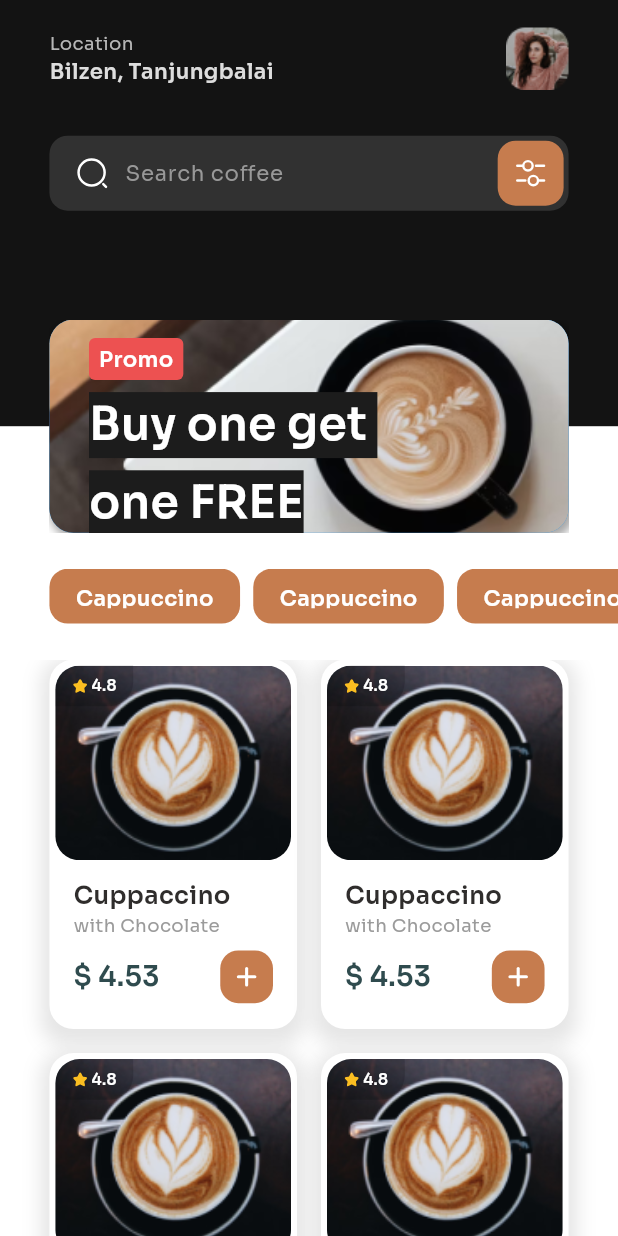
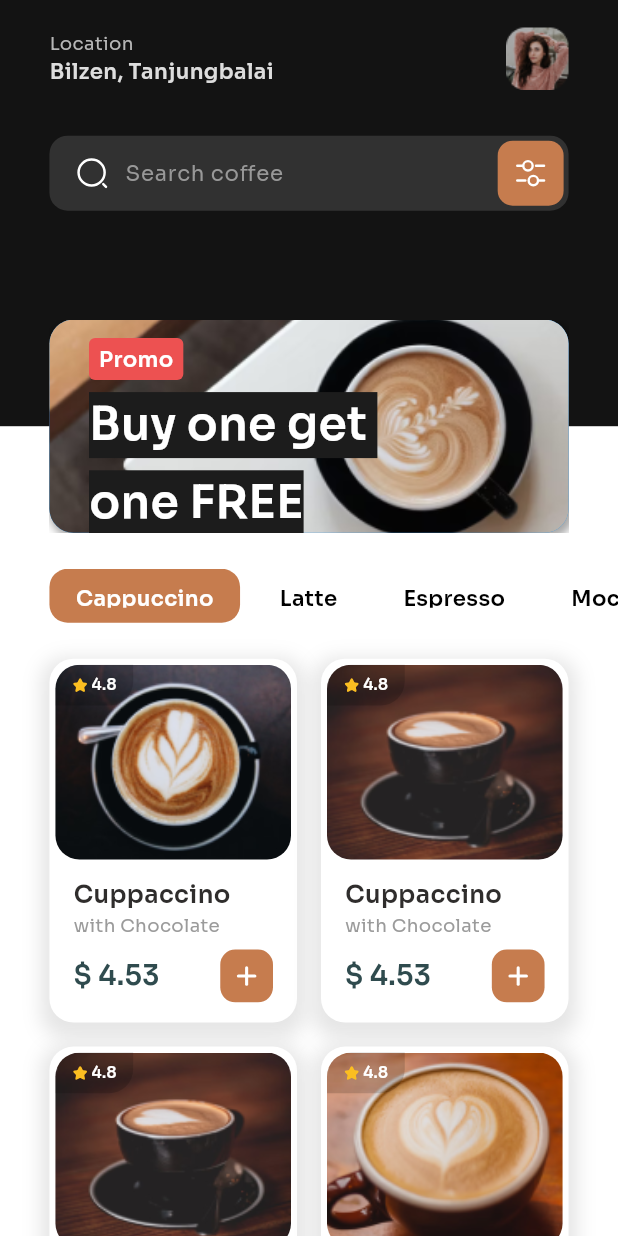
Before and after one commit to Akingbade675/CuppaConnect, a Flutter app: the screen it shows after launch, on a phone screen of 412 x 824 dp. Run offline on Flutter 3.47's test engine with Material 3 defaults, Android fonts, the phone set to English and light mode, and no system bars; our stand-ins replace flutter_screenutil, flutter_svg, google_maps_flutter, location; missing offline and left inert: flutter_polyline_points.

Commit message:
Add new images and icons, update dependencies and permissions

```diff
--- a/lib/app_view.dart
+++ b/lib/app_view.dart
@@ -1,3 +1,4 @@
+import 'package:coffee_shop_app/src/modules/delivery/views/delivery_screen.dart';
 import 'package:coffee_shop_app/src/modules/home/views/coffee_detail_screen.dart';
 import 'package:coffee_shop_app/src/modules/home/views/home_screen.dart';
 import 'package:flutter/material.dart';
--- a/lib/main.dart
+++ b/lib/main.dart
@@ -1,6 +1,9 @@
 import 'package:coffee_shop_app/app.dart';
 import 'package:flutter/material.dart';
+import 'package:flutter/services.dart';
 
-void main() {
+void main() async {
+  WidgetsFlutterBinding.ensureInitialized();
+  await SystemChrome.setPreferredOrientations([DeviceOrientation.portraitUp]);
   runApp(const MyApp());
 }
--- a/lib/src/components/app_icon_button.dart
+++ b/lib/src/components/app_icon_button.dart
@@ -9,8 +9,10 @@ class AppIconButton extends StatelessWidget {
   final Color color;
   final Color iconColor;
   final double size;
+  final double? iconSize;
   final double padding;
   final bool isPng;
+  final List<BoxShadow>? boxShadow;
 
   const AppIconButton({
     super.key,
@@ -21,6 +23,8 @@ class AppIconButton extends StatelessWidget {
     this.color = AppColors.brown,
     this.iconColor = Colors.white,
     this.isPng = false,
+    this.iconSize,
+    this.boxShadow,
   });
 
   @override
@@ -33,12 +37,14 @@ class AppIconButton extends StatelessWidget {
         padding: EdgeInsets.all(padding.w),
         decoration: BoxDecoration(
           color: color,
-          borderRadius: BorderRadius.circular(12),
+          borderRadius: BorderRadius.circular(10),
+          boxShadow: boxShadow,
         ),
         child: isPng
             ? Image.asset(iconPath)
             : SvgPicture.asset(
                 iconPath,
+                width: iconSize?.w,
                 colorFilter: ColorFilter.mode(iconColor, BlendMode.srcIn),
               ),
       ),
--- a/lib/src/components/app_text.dart
+++ b/lib/src/components/app_text.dart
@@ -43,6 +43,9 @@ class AppText extends StatelessWidget {
   Widget build(BuildContext context) {
     return Text(
       text,
+      maxLines: 2,
+      softWrap: false,
+      overflow: TextOverflow.fade,
       style: TextStyle(
         fontSize: fontSize,
         fontWeight: fontWeight,
--- /dev/null
+++ b/lib/src/constants/constants.dart
@@ -0,0 +1 @@
+const GOOGLE_MAPS_API_KEY = 'AIzaSyCGbheDNT8PSa5SW8BU72QuDXjX-uM8JF0';
--- a/lib/src/modules/home/components/coffee_item_card.dart
+++ b/lib/src/modules/home/components/coffee_item_card.dart
@@ -6,7 +6,8 @@ import 'package:flutter_screenutil/flutter_screenutil.dart';
 import 'package:flutter_svg/flutter_svg.dart';
 
 class CoffeeItemCard extends StatelessWidget {
-  const CoffeeItemCard({Key? key}) : super(key: key);
+  final int index;
+  const CoffeeItemCard({Key? key, required this.index}) : super(key: key);
 
   @override
   Widget build(BuildContext context) {
@@ -35,8 +36,8 @@ class CoffeeItemCard extends StatelessWidget {
                 decoration: BoxDecoration(
                   color: Colors.white,
                   borderRadius: BorderRadius.circular(16),
-                  image: const DecorationImage(
-                    image: AssetImage('assets/images/coffee_1.png'),
+                  image: DecorationImage(
+                    image: AssetImage('assets/images/coffee_${index + 1}.png'),
                     fit: BoxFit.cover,
                   ),
                 ),
--- a/lib/src/modules/home/views/coffee_detail_screen.dart
+++ b/lib/src/modules/home/views/coffee_detail_screen.dart
@@ -1,5 +1,6 @@
 import 'package:coffee_shop_app/src/components/app_icon_button.dart';
 import 'package:coffee_shop_app/src/components/coffee_text.dart';
+import 'package:coffee_shop_app/src/extensions/context_ext.dart';
 import 'package:coffee_shop_app/src/modules/order/views/order_screen.dart';
 import 'package:coffee_shop_app/src/res/colors.dart';
 import 'package:coffee_shop_app/src/res/icons.dart';
@@ -16,7 +17,7 @@ class CoffeeDetailScreen extends StatelessWidget {
       appBar: AppBar(
         title: const Text('Detail'),
         leading: IconButton(
-          onPressed: () {},
+          onPressed: context.pop,
           icon: SvgPicture.asset(AppIcons.arrowLeft),
         ),
         actions: [
--- a/lib/src/modules/home/views/home_screen.dart
+++ b/lib/src/modules/home/views/home_screen.dart
@@ -1,6 +1,8 @@
 import 'package:coffee_shop_app/src/components/app_icon_button.dart';
 import 'package:coffee_shop_app/src/extensions/context_ext.dart';
 import 'package:coffee_shop_app/src/modules/home/components/coffee_item_card.dart';
+import 'package:coffee_shop_app/src/modules/home/views/coffee_detail_screen.dart';
+import 'package:coffee_shop_app/src/modules/order/views/order_screen.dart';
 import 'package:coffee_shop_app/src/res/colors.dart';
 import 'package:flutter/material.dart';
 import 'package:flutter_screenutil/flutter_screenutil.dart';
@@ -9,6 +11,8 @@ import 'package:flutter_svg/flutter_svg.dart';
 class HomeScreen extends StatelessWidget {
   const HomeScreen({Key? key}) : super(key: key);
 
+  final coffees = const ['Cappuccino', 'Latte', 'Espresso', 'Mocha'];
+
   @override
   Widget build(BuildContext context) {
     return Scaffold(
@@ -16,10 +20,6 @@ class HomeScreen extends StatelessWidget {
         slivers: [
           SliverToBoxAdapter(
             child: SizedBox(
-              height: context.screenHeight,
-              child: Column(
-                children: [
-                  SizedBox(
               height: 350.h,
               child: Stack(
                 children: [
@@ -34,12 +34,10 @@ class HomeScreen extends StatelessWidget {
                     child: Column(
                       children: [
                         Row(
-                                mainAxisAlignment:
-                                    MainAxisAlignment.spaceBetween,
+                          mainAxisAlignment: MainAxisAlignment.spaceBetween,
                           children: [
                             Column(
-                                    crossAxisAlignment:
-                                        CrossAxisAlignment.start,
+                              crossAxisAlignment: CrossAxisAlignment.start,
                               children: [
                                 Text(
                                   'Location',
@@ -152,8 +150,7 @@ class HomeScreen extends StatelessWidget {
                             top: 12.h,
                             left: 24.w,
                             child: Column(
-                                    crossAxisAlignment:
-                                        CrossAxisAlignment.start,
+                              crossAxisAlignment: CrossAxisAlignment.start,
                               children: [
                                 Container(
                                   padding: EdgeInsets.symmetric(
@@ -162,8 +159,7 @@ class HomeScreen extends StatelessWidget {
                                   ),
                                   decoration: BoxDecoration(
                                     color: const Color(0xFFED5151),
-                                          borderRadius:
-                                              BorderRadius.circular(4.r),
+                                    borderRadius: BorderRadius.circular(4.r),
                                   ),
                                   child: Text(
                                     'Promo',
@@ -208,58 +204,58 @@ class HomeScreen extends StatelessWidget {
                 ],
               ),
             ),
-                  const SizedBox(height: 24),
-                  Padding(
+          ),
+          const SliverToBoxAdapter(child: SizedBox(height: 24)),
+          SliverPadding(
             padding: EdgeInsets.only(left: 30.w),
+            sliver: SliverToBoxAdapter(
               child: SizedBox(
-                      height: 36.h,
+                height: 36,
                 child: ListView.separated(
                   shrinkWrap: true,
                   scrollDirection: Axis.horizontal,
                   itemBuilder: (conetxt, index) {
                     return Container(
-                            height: 36.h,
+                      height: 36,
                       padding: EdgeInsets.symmetric(
                         horizontal: 16.w,
-                              vertical: 10.h,
+                        vertical: 10,
                       ),
                       decoration: BoxDecoration(
-                              color: const Color(0xFFC67C4E),
+                        color: index == 0 ? AppColors.brown : Colors.white,
                         borderRadius: BorderRadius.circular(12.r),
                       ),
                       child: Text(
-                              'Cappuccino',
+                        coffees[index],
                         style: TextStyle(
-                                color: Colors.white,
+                          color: index == 0 ? Colors.white : Colors.black,
                           fontWeight: FontWeight.w600,
                           fontSize: 14.sp,
                         ),
                       ),
                     );
                   },
-                        separatorBuilder: (context, index) =>
-                            SizedBox(width: 8.w),
+                  separatorBuilder: (context, index) => SizedBox(width: 8.w),
                   itemCount: 4,
                 ),
               ),
             ),
-                  const SizedBox(height: 24),
-                  Expanded(
-                    child: GridView.builder(
+          ),
+          const SliverToBoxAdapter(child: SizedBox(height: 24)),
+          SliverPadding(
             padding: EdgeInsets.symmetric(horizontal: 30.w),
-                      gridDelegate:
-                          const SliverGridDelegateWithFixedCrossAxisCount(
+            sliver: SliverGrid.builder(
+              gridDelegate: SliverGridDelegateWithFixedCrossAxisCount(
                 crossAxisCount: 2,
                 crossAxisSpacing: 16,
                 mainAxisSpacing: 16,
-                        childAspectRatio: 0.67,
+                mainAxisExtent: 239.h,
               ),
-                      itemBuilder: (context, index) => const CoffeeItemCard(),
+              itemBuilder: (context, index) => GestureDetector(
+                onTap: () => context.push(const CoffeeDetailScreen()),
+                child: CoffeeItemCard(index: index),
+              ),
               itemCount: 4,
-                    ),
-                  ),
-                ],
-              ),
             ),
           ),
         ],
--- a/lib/src/modules/order/views/order_screen.dart
+++ b/lib/src/modules/order/views/order_screen.dart
@@ -1,6 +1,7 @@
 import 'package:coffee_shop_app/src/components/app_text.dart';
 import 'package:coffee_shop_app/src/components/coffee_text.dart';
 import 'package:coffee_shop_app/src/extensions/context_ext.dart';
+import 'package:coffee_shop_app/src/modules/delivery/views/delivery_screen.dart';
 import 'package:coffee_shop_app/src/modules/order/components/coffee_qty_chooser_widget.dart';
 import 'package:coffee_shop_app/src/modules/order/components/custom_tab_bar.dart';
 import 'package:coffee_shop_app/src/modules/order/components/delivery_tab_view.dart';
@@ -34,7 +35,7 @@ class _OrderScreenState extends State<OrderScreen>
       appBar: AppBar(
         title: const Text('Order'),
         leading: IconButton(
-          onPressed: () {},
+          onPressed: () => context.pop(),
           icon: SvgPicture.asset(AppIcons.arrowLeft),
         ),
       ),
@@ -54,6 +55,7 @@ class _OrderScreenState extends State<OrderScreen>
                     controller: tabController,
                     children: const [
                       DeliveryTabView(),
+                      Center(child: Text('Pickup')),
                     ],
                   ),
                 ),
@@ -135,7 +137,7 @@ class _OrderScreenState extends State<OrderScreen>
                   ),
                   SizedBox(height: 16.h),
                   ElevatedButton(
-                    onPressed: () {},
+                    onPressed: () => context.push(const DeliveryScreen()),
                     style: ElevatedButton.styleFrom(
                       padding: EdgeInsets.symmetric(vertical: 24.h),
                       backgroundColor: AppColors.brown,
--- a/lib/src/res/icons.dart
+++ b/lib/src/res/icons.dart
@@ -5,7 +5,8 @@ class AppIcons {
   static const arrowRight = '${prefix}arrow-right.svg';
   static const bag = '${prefix}bag.svg';
   static const bean = '${prefix}bean.png';
-  static const bike = '${prefix}bike.svg';
+  static const bike = '${prefix}bike.png';
+  static const bikeMarker = '${prefix}bike_marker.png';
   static const discount = '${prefix}Discount.svg';
   static const dots = '${prefix}dots.svg';
   static const edit = '${prefix}edit.svg';
@@ -18,7 +19,7 @@ class AppIcons {
   static const money = '${prefix}moneys.svg';
   static const note = '${prefix}note.svg';
   static const notification = '${prefix}notification.svg';
-  static const pin = '${prefix}pin.svg';
+  static const pin = '${prefix}pin.png';
   static const plus = '${prefix}plus.svg';
   static const search = '${prefix}search-normal.svg';
   static const setting = '${prefix}setting-4.svg';
--- a/pubspec.yaml
+++ b/pubspec.yaml
@@ -36,6 +36,10 @@ dependencies:
     cupertino_icons: ^1.0.2
     flutter_svg: ^2.0.9
     flutter_screenutil: ^5.9.0
+    google_maps_flutter: ^2.5.3
+    flutter_polyline_points: ^2.0.0
+    google_maps_flutter_web: ^0.5.4+3
+    location: ^5.0.3
 
 dev_dependencies:
     flutter_test:
```
Also changed, not shown: lib/src/extensions/context_ext.dart (+11 -0 lines), lib/src/modules/delivery/components/map_bottom_sheet.dart (added, +204 -0 lines), lib/src/modules/delivery/views/delivery_screen.dart (added, +199 -0 lines), assets/icons/bike.png (added), assets/icons/bike_marker.png (added), assets/images/coffee_3.png (added), assets/images/coffee_4.png (added), pubspec.lock, 4 other files. Lines whose indentation alone changed are shown as unchanged.
